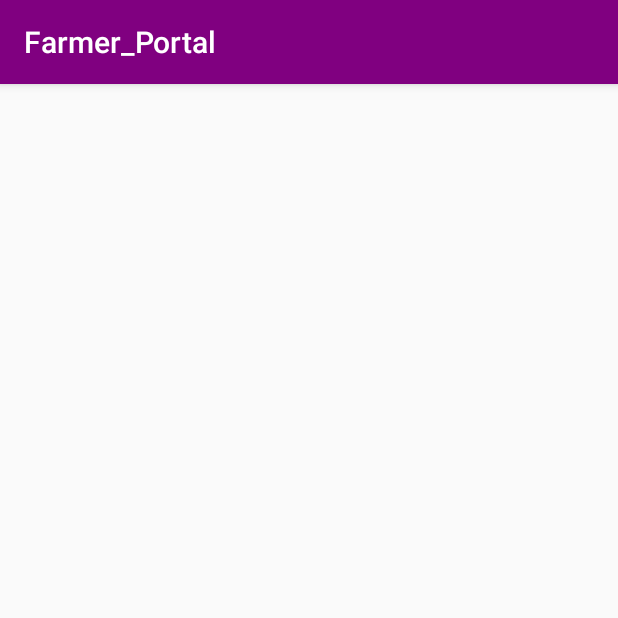
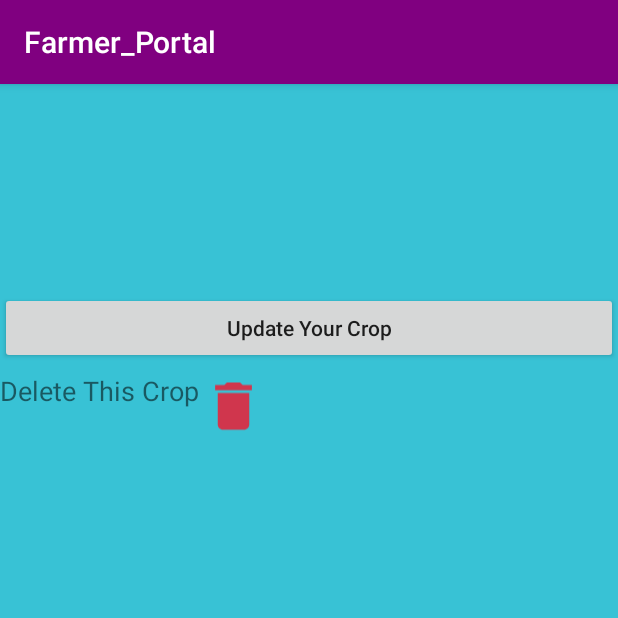
Before and after one commit to Darshpreet2000/Farmer-Portal, an Android app: the MyProductActivity screen opened directly, with no data from a screen before it, on a phone screen of 412 x 824 dp, the top half of it. Run offline under Robolectric (Android 15) with nearby library versions, the light colour scheme and no system bars; our stand-ins replace Firebase (no records; nobody signed in at launch, a user with empty details on screens opened directly); 4 statements that could not run were skipped.

Commit message:
added update product,delete product dialog ,UI modification etc

```diff
--- a/app/src/main/java/com/example/farmer_portal/MyProductActivity.java
+++ b/app/src/main/java/com/example/farmer_portal/MyProductActivity.java
@@ -1,15 +1,69 @@
 package com.example.farmer_portal;
 
+import androidx.appcompat.app.AlertDialog;
 import androidx.appcompat.app.AppCompatActivity;
 
+import android.content.DialogInterface;
 import android.content.Intent;
 import android.os.Bundle;
+import android.view.View;
 import android.widget.TextView;
+import android.widget.Toast;
 
 import com.example.farmer_portal.Classes.Addproduct;
+import com.google.firebase.auth.FirebaseAuth;
+import com.google.firebase.database.DatabaseReference;
+import com.google.firebase.database.FirebaseDatabase;
+
+import java.io.Serializable;
+import java.util.Objects;
 
 public class MyProductActivity extends AppCompatActivity {
     TextView CropName,ProductType,quantity,Price,Catagory;
+    Addproduct addproduct;
+    DatabaseReference myRef;
+    FirebaseDatabase database;
+    private FirebaseAuth mAuth;
+    public  void DeleteThisCrop(View view){
+
+        //Toast.makeText(this,addproduct.getCropid(), Toast.LENGTH_SHORT).show();
+        AlertDialog.Builder builder = new AlertDialog.Builder(MyProductActivity.this);
+        builder.setTitle("Alert ");
+        builder.setCancelable(false);
+        builder.setMessage("Are You Sure To delete this Crop ?");
+        // Set the alert dialog yes button click listener
+        builder.setPositiveButton("Yes", new DialogInterface.OnClickListener() {
+            @Override
+            public void onClick(DialogInterface dialog, int which) {
+
+                myRef.child(addproduct.getCropid()).removeValue();
+                Toast.makeText(MyProductActivity.this, "Deleted", Toast.LENGTH_SHORT).show();
+                Intent intent =new Intent(MyProductActivity.this,NavigationDrawer.class);
+                startActivity(intent);
+            }
+        });
+        builder.setNegativeButton("No", new DialogInterface.OnClickListener() {
+            @Override
+            public void onClick(DialogInterface dialog, int which) {
+
+                Toast.makeText(getApplicationContext(),
+                        "No Button Clicked",Toast.LENGTH_SHORT).show();
+                dialog.dismiss();
+            }
+        });
+        AlertDialog dialog = builder.create();
+        // Display the alert dialog on interface
+        dialog.show();
+
+
+    }
+    public void UpdateYOurCrop(View view){
+        Intent intent =new Intent(this,UpdateYourCrop.class);
+        intent.putExtra("class", (Serializable) addproduct);
+        startActivity(intent);
+
+
+    }
 
 
     @Override
@@ -20,9 +74,14 @@ public class MyProductActivity extends AppCompatActivity {
         ProductType=findViewById(R.id.Catagory);
         quantity=findViewById(R.id.quantity);
         Price=findViewById(R.id.MyPrice);
+        mAuth = FirebaseAuth.getInstance();
+        database = FirebaseDatabase.getInstance();
+        myRef = database.getReference("Products").child(Objects.requireNonNull(mAuth.getUid()));
 
         Intent intent = getIntent();
-        Addproduct addproduct = (Addproduct) intent.getSerializableExtra("class");
+
+        addproduct = (Addproduct) intent.getSerializableExtra("class");
+      //  Toast.makeText(this, addproduct.getCropid().toString(), Toast.LENGTH_LONG).show();
         //Log.d("msg",addproduct.getName());
         String s = "Name:" + addproduct.getName();
         CropName.setText(s);
--- a/app/src/main/java/com/example/farmer_portal/ui/My_Products.java
+++ b/app/src/main/java/com/example/farmer_portal/ui/My_Products.java
@@ -68,6 +68,7 @@ public class My_Products extends Fragment {
                 myproductList.clear();
                 for (DataSnapshot dataValues : dataSnapshot.getChildren()) {
                     Addproduct restaurantModel = dataValues.getValue(Addproduct.class);
+                    restaurantModel.setCropid(dataValues.getKey());
                     myproductList.add(restaurantModel);
                 }
 
--- a/app/src/main/res/layout/activity_my_product.xml
+++ b/app/src/main/res/layout/activity_my_product.xml
@@ -1,20 +1,26 @@
 <?xml version="1.0" encoding="utf-8"?>
-<androidx.constraintlayout.widget.ConstraintLayout xmlns:android="http://schemas.android.com/apk/res/android"
+
+
+<LinearLayout xmlns:android="http://schemas.android.com/apk/res/android"
     xmlns:app="http://schemas.android.com/apk/res-auto"
     xmlns:tools="http://schemas.android.com/tools"
     android:layout_width="match_parent"
     android:layout_height="match_parent"
-    tools:context=".MyProductActivity">
+    android:background="#38C2D5"
+
+    android:orientation="vertical">
+
 
     <TextView
         android:id="@+id/NameOfCrop"
         android:layout_width="wrap_content"
         android:layout_height="wrap_content"
-        android:layout_marginTop="64dp"
+        android:layout_marginTop="5dp"
         android:textSize="22sp"
         app:layout_constraintEnd_toEndOf="parent"
         app:layout_constraintStart_toStartOf="parent"
         app:layout_constraintTop_toTopOf="parent" />
+
 
     <TextView
         android:id="@+id/Catagory"
@@ -30,7 +36,7 @@
         android:id="@+id/quantity"
         android:layout_width="wrap_content"
         android:layout_height="wrap_content"
-        android:layout_marginTop="24dp"
+        android:layout_marginTop="16dp"
         android:text="sajaj"
         android:textSize="22sp"
         app:layout_constraintEnd_toEndOf="@+id/Catagory"
@@ -43,10 +49,41 @@
         android:layout_width="wrap_content"
         android:layout_height="wrap_content"
         android:text="TextView"
+        android:textSize="22sp"
         app:layout_constraintBottom_toBottomOf="parent"
         app:layout_constraintEnd_toEndOf="@+id/quantity"
         app:layout_constraintHorizontal_bias="0.461"
         app:layout_constraintStart_toStartOf="@+id/quantity"
         app:layout_constraintTop_toBottomOf="@+id/quantity"
         app:layout_constraintVertical_bias="0.088" />
-</androidx.constraintlayout.widget.ConstraintLayout>
+    <Button
+        android:layout_width="match_parent"
+        android:layout_height="wrap_content"
+        android:text="Update Your Crop"
+        android:textAllCaps="false"
+        android:onClick="UpdateYOurCrop"
+        />
+
+    <LinearLayout
+        android:layout_width="match_parent"
+        android:layout_height="match_parent"
+        android:layout_marginTop="5dp"
+        android:orientation="horizontal">
+
+        <TextView
+            android:layout_width="wrap_content"
+            android:layout_height="wrap_content"
+            android:text="Delete This Crop"
+            android:textSize="18sp" />
+
+        <ImageView
+            android:id="@+id/imageView3"
+            android:layout_width="42dp"
+            android:layout_height="45dp"
+            android:layout_gravity="left"
+            android:layout_marginLeft="2dp"
+            android:onClick="DeleteThisCrop"
+            app:srcCompat="@drawable/ic_delete_black_24dp"
+            tools:ignore="VectorDrawableCompat" />
+    </LinearLayout>
+</LinearLayout>
```
Also changed, not shown: app/src/main/AndroidManifest.xml (+7 -4 lines), app/src/main/java/com/example/farmer_portal/UpdateYourCrop.java (added, +100 -0 lines), app/src/main/res/layout/activity_update_your_crop.xml (added, +66 -0 lines).
